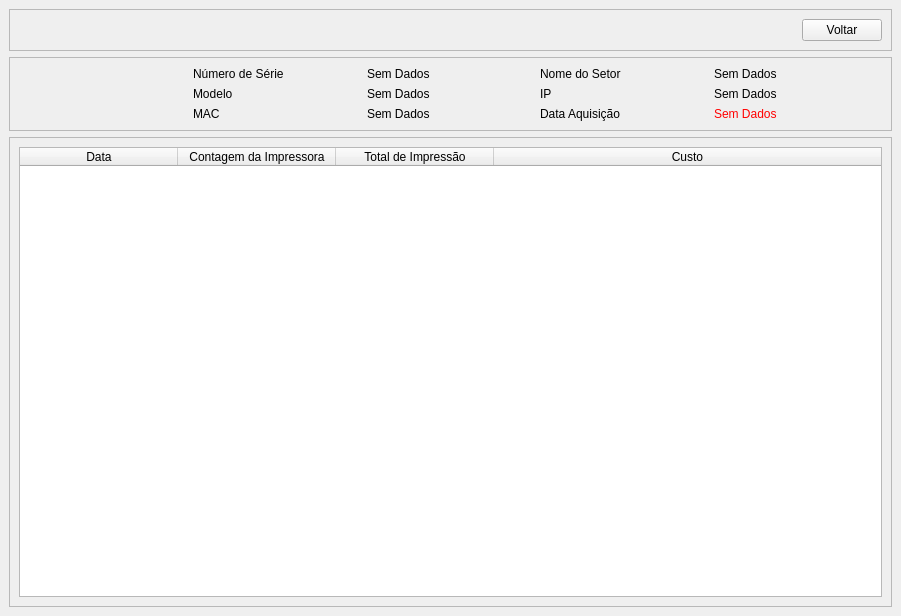
This is View/Telas/TelaRelatorio.ui in Blastoles/ProjetoSCGI as Qt 5 draws it before an edit. The edited form follows.
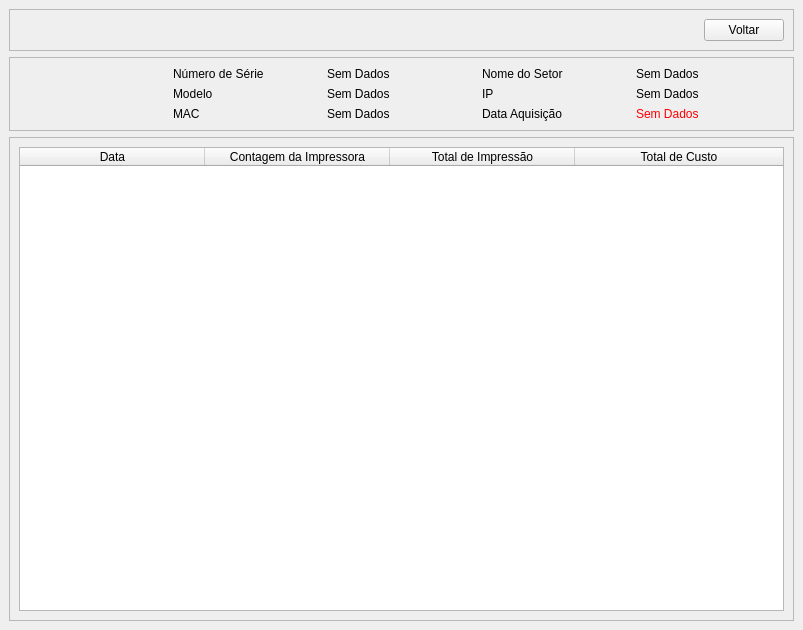
This is the edited form. Icons and pictures are not drawn.

Patch:
```diff
--- a/View/Telas/TelaRelatorio.ui
+++ b/View/Telas/TelaRelatorio.ui
@@ -6,8 +6,8 @@
    <rect>
     <x>0</x>
     <y>0</y>
-    <width>901</width>
-    <height>616</height>
+    <width>803</width>
+    <height>630</height>
    </rect>
   </property>
   <property name="windowTitle">
@@ -160,7 +160,7 @@
        <item row="0" column="1">
         <widget class="QTableWidget" name="TB_Contagem">
          <attribute name="horizontalHeaderDefaultSectionSize">
-          <number>158</number>
+          <number>185</number>
          </attribute>
          <attribute name="horizontalHeaderShowSortIndicator" stdset="0">
           <bool>false</bool>
@@ -182,10 +182,19 @@
           <property name="text">
            <string>Total de Impressão</string>
           </property>
+          <property name="foreground">
+           <brush brushstyle="NoBrush">
+            <color alpha="255">
+             <red>0</red>
+             <green>0</green>
+             <blue>0</blue>
+            </color>
+           </brush>
+          </property>
          </column>
          <column>
           <property name="text">
-           <string>Custo</string>
+           <string>Total de Custo</string>
           </property>
          </column>
         </widget>
```
